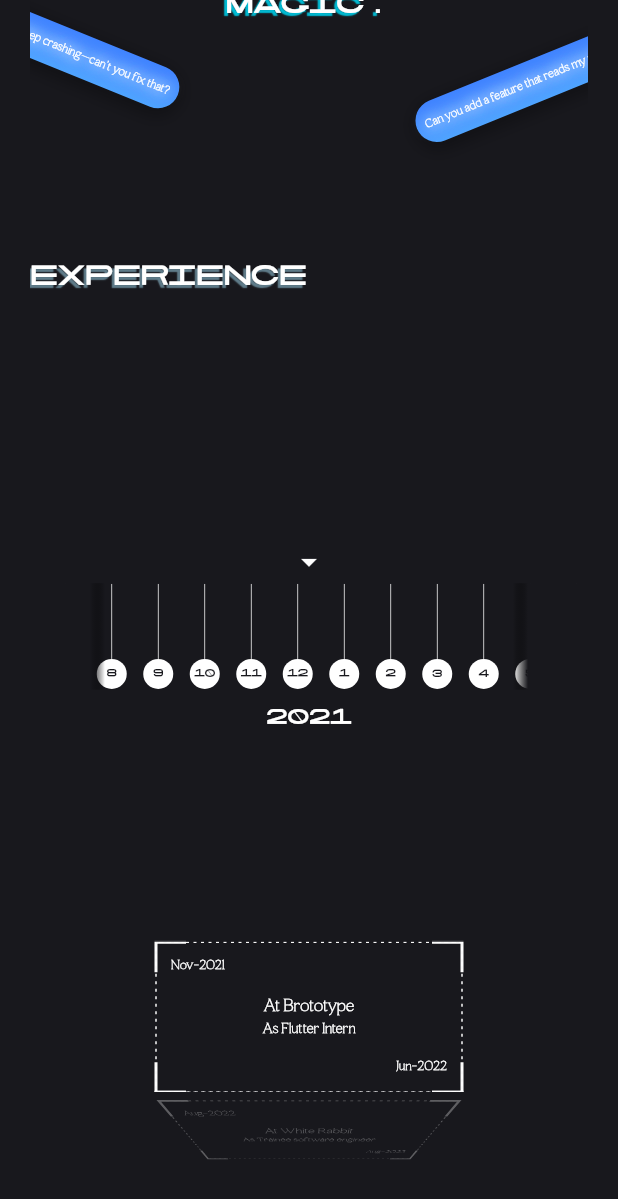
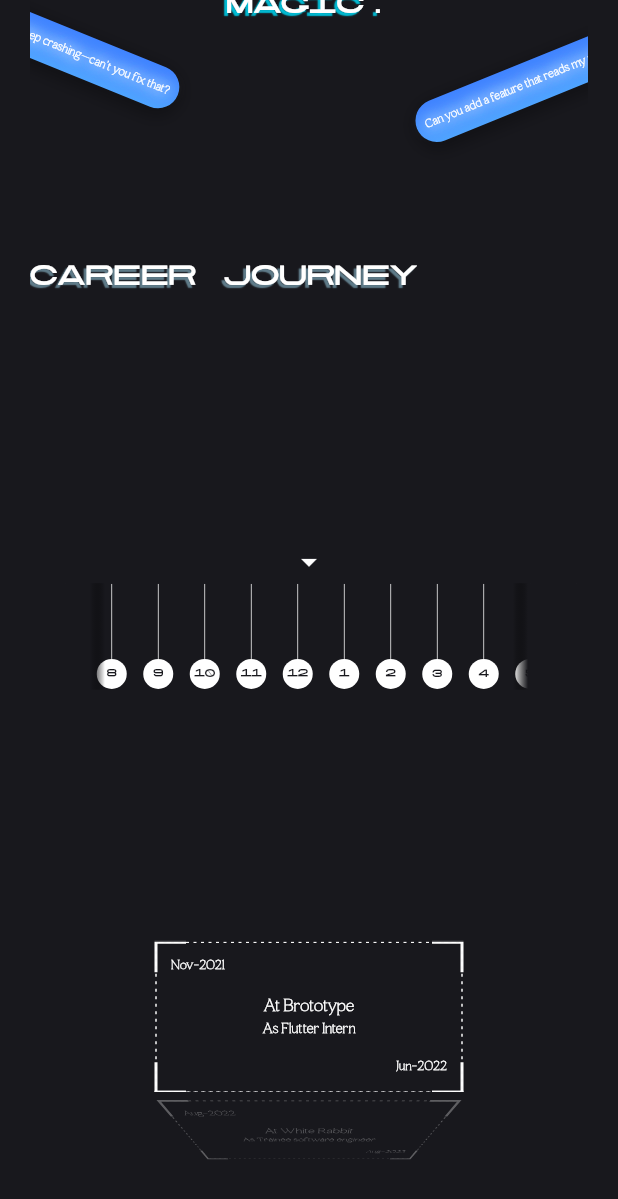
Before and after one commit to sidha6th/portfolio, a Flutter app: the screen it shows after launch, scrolled down 1152 dp, on a phone screen of 412 x 824 dp. Shown: the top 1199 px of the screen. Run offline on Flutter 3.47's test engine with Material 3 defaults, Android fonts, the phone set to English and light mode, and no system bars; drawn by our look-alikes of animated_flip_counter, dotted_border; our stand-ins replace animate_do, flutter_svg, stacked.

Commit message:
last section completed

```diff
--- a/lib/app.dart
+++ b/lib/app.dart
@@ -1,4 +1,5 @@
 import 'package:flutter/material.dart';
+import 'package:sidharth/src/core/theme/theme.dart';
 import 'package:sidharth/src/modules/dashboard/presentation/dashboard.dart';
 
 class App extends StatelessWidget {
@@ -6,8 +7,9 @@ class App extends StatelessWidget {
 
   @override
   Widget build(BuildContext context) {
-    return const MaterialApp(
-      home: Dashboard(),
+    return MaterialApp(
+      theme: theme,
+      home: const Dashboard(),
     );
   }
 }
--- a/lib/src/common/constants/colors.dart
+++ b/lib/src/common/constants/colors.dart
@@ -5,6 +5,7 @@ class AppColors {
 
   static const black = Color.fromARGB(255, 24, 24, 29);
   static const black26 = Colors.black26;
+  static const black45 = Colors.black45;
   static const white = Colors.white;
   static const offWhite = Color(0xffF8F8F8);
   static const blue = Color(0xff4083ff);
--- a/lib/src/common/constants/personal.dart
+++ b/lib/src/common/constants/personal.dart
@@ -5,6 +5,7 @@ class KPersonal {
 
   static const name = 'Sidharth';
   static const designation = 'Software engineer';
+  static const mailId = 'sidharth.rajendran.r@gmail.com';
   static const introduction =
       'Hi, I’m Sidharth, a Flutter developer with 3+ years of experience crafting seamless, high-performing cross-platform apps. Passionate about solving complex problems, building intuitive UIs, and pushing the limits of app performance. Let’s create something amazing together!';
   static final careerStartDate = DateTime(2021, 11);
@@ -33,4 +34,34 @@ class KPersonal {
       begin: DateTime(2024, 10),
     ),
   ];
+
+  static final social = [
+    const Social(
+      label: 'Instagram',
+      urlAsString: 'https://www.instagram.com/sidha6th_r/',
+    ),
+    const Social(
+      label: 'Github',
+      urlAsString: 'https://github.com/sidha6th',
+    ),
+    const Social(
+      label: 'LinkedIn',
+      urlAsString: 'https://www.linkedin.com/in/sidharth-r-9889a3219/',
+    ),
+    Social(
+      label: 'Email',
+      urlAsString: Uri(scheme: 'mailto', path: 'sidharth.rajendran.r@gmail.com')
+          .toString(),
+    ),
+  ];
 }
+
+class Social {
+  const Social({
+    required this.label,
+    required this.urlAsString,
+  });
+
+  final String label;
+  final String urlAsString;
+}
--- a/lib/src/common/constants/string.dart
+++ b/lib/src/common/constants/string.dart
@@ -5,11 +5,15 @@ class KString {
   // Misc
   static const year = '2024';
   static const whatDoIDo = 'What I do?';
+  static const findMeOn = 'Find me on';
   static const quote =
       'I code\n I debug\n and I Develop\nNo, I don’t do magic.';
 
   // Titles
-  static const experience = 'Experience';
+  static const career = 'Career Journey';
   static const portfolio = 'Portfolio © $year';
+  static const madeWithFlutter = 'Made with flutter';
+
+  // Date time format
   static const mmm_yyyy = 'MMM-yyyy';
 }
--- a/lib/src/common/model/delegate/freezed_widget_delegate.dart
+++ b/lib/src/common/model/delegate/freezed_widget_delegate.dart
@@ -6,9 +6,11 @@ class FreezedWidgetDelegate {
     required this.viewPortHeight,
     required this.childBuilder,
     this.shouldFreeze = true,
+    this.transformHitTests = false,
   });
 
   final Widget Function(FreezedMetrics metrics) childBuilder;
   final double Function(Size screenSize) viewPortHeight;
   final bool shouldFreeze;
+  final bool transformHitTests;
 }
--- a/lib/src/common/widgets/freezed_child.dart
+++ b/lib/src/common/widgets/freezed_child.dart
@@ -39,6 +39,7 @@ class _FreezedChildState extends State<FreezedChild> {
   Widget build(BuildContext context) {
     if (delegate.shouldFreeze) {
       return Transform.translate(
+        transformHitTests: delegate.transformHitTests,
         offset: Offset(0, metrics.freezedDy),
         child: delegate.childBuilder(metrics),
       );
--- a/lib/src/common/widgets/scrollable/notifiable_list_view_builder.dart
+++ b/lib/src/common/widgets/scrollable/notifiable_list_view_builder.dart
@@ -33,29 +33,25 @@ class NotifiableLisViewBuilder extends StatelessWidget {
                 child: Column(
                   children: List.generate(
                     delegates.length,
-                    (index) {
-                      final delegate = delegates[index];
-                      final child = FreezedReactiveChild(
-                        model: model,
-                        delegates: delegates,
-                        index: index,
-                        size: size,
-                      );
-                      return ConstrainedBox(
-                        constraints: BoxConstraints.expand(
-                          height: delegate.viewPortHeight(size),
-                          width: size.width,
-                        ),
-                        key: Key('$index-Freezed#Child'),
-                        child: delegate.shouldFreeze
-                            ? SizedBox(
-                                height: size.height,
-                                width: size.width,
-                                child: child,
-                              )
-                            : child,
-                      );
-                    },
+                    (index) => ConstrainedBox(
+                      key: Key('$index-Freezed#Child'),
+                      constraints: BoxConstraints.expand(
+                        height: delegates[index].viewPortHeight(size),
+                        width: size.width,
+                      ),
+                      child: ViewModelBuilder.reactive(
+                        viewModelBuilder: () => model,
+                        disposeViewModel: false,
+                        builder: (context, model, child) {
+                          return FreezedChild(
+                            delegates: delegates,
+                            scrollMetrics: model.metrics,
+                            screenSize: size,
+                            index: index,
+                          );
+                        },
+                      ),
+                    ),
                   ),
                 ),
               );
@@ -66,34 +62,3 @@ class NotifiableLisViewBuilder extends StatelessWidget {
     );
   }
 }
-
-class FreezedReactiveChild extends StatelessWidget {
-  const FreezedReactiveChild({
-    required this.model,
-    required this.delegates,
-    required this.size,
-    required this.index,
-    super.key,
-  });
-
-  final ScrollObservingViewModel model;
-  final List<FreezedWidgetDelegate> delegates;
-  final Size size;
-  final int index;
-
-  @override
-  Widget build(BuildContext context) {
-    return ViewModelBuilder.reactive(
-      viewModelBuilder: () => model,
-      disposeViewModel: false,
-      builder: (context, model, child) {
-        return FreezedChild(
-          delegates: delegates,
-          scrollMetrics: model.metrics,
-          screenSize: size,
-          index: index,
-        );
-      },
-    );
-  }
-}
--- /dev/null
+++ b/lib/src/core/theme/theme.dart
@@ -0,0 +1,9 @@
+import 'package:flutter/material.dart';
+
+final theme = ThemeData(
+  scrollbarTheme: ScrollbarThemeData(
+    thickness: WidgetStateProperty.resolveWith(
+      (states) => 0,
+    ),
+  ),
+);
--- a/lib/src/modules/dashboard/presentation/dashboard.dart
+++ b/lib/src/modules/dashboard/presentation/dashboard.dart
@@ -2,11 +2,11 @@ import 'package:flutter/material.dart';
 import 'package:sidharth/src/common/constants/colors.dart';
 import 'package:sidharth/src/common/constants/dimensions.dart';
 import 'package:sidharth/src/common/model/delegate/freezed_widget_delegate.dart';
-import 'package:sidharth/src/common/widgets/box/colored_sided_box.dart';
 import 'package:sidharth/src/common/widgets/scrollable/notifiable_list_view_builder.dart';
 import 'package:sidharth/src/modules/sections/section_1/section_1.dart';
 import 'package:sidharth/src/modules/sections/section_2/section_2.dart';
 import 'package:sidharth/src/modules/sections/section_3/section_3.dart';
+import 'package:sidharth/src/modules/sections/section_5/section_5.dart';
 
 class Dashboard extends StatelessWidget {
   const Dashboard({super.key});
@@ -39,13 +39,13 @@ class Dashboard extends StatelessWidget {
             childBuilder: ThirdSection.new,
           ),
           FreezedWidgetDelegate(
-            viewPortHeight: (screenSize) => screenSize.width * 2,
-            childBuilder: (metrics) {
-              return ColoredSizedBox(
-                height: metrics.viewPortHeight,
-                width: metrics.viewPortWidth,
-              );
-            },
+            transformHitTests: true,
+            viewPortHeight: (screenSize) =>
+                (screenSize.width > screenSize.height
+                    ? screenSize.width
+                    : screenSize.height) +
+                (screenSize.height / 2),
+            childBuilder: FifthSection.new,
           ),
         ],
       ),
--- a/lib/src/modules/sections/section_1/widgets/name_and_designation.dart
+++ b/lib/src/modules/sections/section_1/widgets/name_and_designation.dart
@@ -25,7 +25,7 @@ class NameAndDesignation extends StatelessWidget {
         mainAxisAlignment: MainAxisAlignment.center,
         children: [
           AnimatedSlide(
-            duration: KDurations.ms100,
+            duration: KDurations.ms200,
             offset: Offset(0, -_dy(maxDy)),
             child: AnimatedOpacity(
               opacity: _opacity(50),
@@ -42,7 +42,7 @@ class NameAndDesignation extends StatelessWidget {
             ),
           ),
           AnimatedSlide(
-            duration: KDurations.ms100,
+            duration: KDurations.ms200,
             offset: Offset(0, -_dy(maxDy, delay: 50)),
             child: AnimatedOpacity(
               opacity: _opacity(100),
@@ -59,7 +59,7 @@ class NameAndDesignation extends StatelessWidget {
             ),
           ),
           AnimatedSlide(
-            duration: KDurations.ms100,
+            duration: KDurations.ms200,
             offset: Offset(0, -_dy(maxDy, delay: 150)),
             child: AnimatedOpacity(
               opacity: _opacity(150),
--- a/lib/src/modules/sections/section_3/section_3.dart
+++ b/lib/src/modules/sections/section_3/section_3.dart
@@ -17,7 +17,7 @@ class ThirdSection extends StatelessWidget {
       crossAxisAlignment: CrossAxisAlignment.start,
       children: [
         TextWidget(
-          KString.experience,
+          KString.career,
           style: TextStyle(
             fontFamily: FontFamily.cindieMonoD,
             color: AppColors.white,
--- a/lib/src/modules/sections/section_3/widgets/month_arrow_indicator.dart
+++ b/lib/src/modules/sections/section_3/widgets/month_arrow_indicator.dart
@@ -1,21 +1,14 @@
 import 'package:flutter/material.dart';
 import 'package:sidharth/src/common/constants/colors.dart';
-import 'package:sidharth/src/common/widgets/animated/fade_slide_in.dart';
 
 class MonthArrowIndicator extends StatelessWidget {
   const MonthArrowIndicator({
-    required this.enteredIntoCareerTimeLine,
     super.key,
   });
 
-  final bool enteredIntoCareerTimeLine;
-
   @override
   Widget build(BuildContext context) {
-    return FadeSlideIn(
-      offset: Offset(0, enteredIntoCareerTimeLine ? 0 : -1),
-      opacity: enteredIntoCareerTimeLine ? 1 : 0,
-      child: const Row(
+    return const Row(
       mainAxisAlignment: MainAxisAlignment.center,
       children: [
         Icon(
@@ -23,7 +16,6 @@ class MonthArrowIndicator extends StatelessWidget {
           color: AppColors.white,
         ),
       ],
-      ),
     );
   }
 }
--- a/lib/src/modules/sections/section_3/widgets/time_line_calendar.dart
+++ b/lib/src/modules/sections/section_3/widgets/time_line_calendar.dart
@@ -1,3 +1,4 @@
+import 'dart:async';
 import 'dart:ui';
 
 import 'package:flutter/material.dart';
@@ -80,9 +81,7 @@ class _TimeLineCalendarState extends State<TimeLineCalendar> {
         ),
         Column(
           children: [
-            MonthArrowIndicator(
-              enteredIntoCareerTimeLine: enteredIntoCareerTimeLine,
-            ),
+            const MonthArrowIndicator(),
             TimeLineWidget(
               clampedWidth: clampedWidth,
               controller: controller,
@@ -177,10 +176,14 @@ class _TimeLineCalendarState extends State<TimeLineCalendar> {
   }
 
   Future<void> _scroll() async {
-    controller.jumpTo(
-      (widget.offset - (widget.metrics.viewPortHeight / 2)).clamp(
-        0,
-        controller.position.maxScrollExtent,
+    unawaited(
+      controller.animateTo(
+        (widget.offset - (widget.metrics.viewPortHeight / 2)).clamp(
+          0,
+          controller.position.maxScrollExtent,
+        ),
+        duration: KDurations.ms200,
+        curve: Curves.linear,
       ),
     );
   }
--- a/pubspec.yaml
+++ b/pubspec.yaml
@@ -9,11 +9,13 @@ environment:
 dependencies:
   flutter:
     sdk: flutter
+  intl: ^0.20.2
   stacked: ^3.4.4
   animate_do: ^3.3.4
+  url_launcher: ^6.3.1
+  flutter_svg: ^2.0.17
   dotted_border: ^2.1.0
   animated_flip_counter: ^0.3.4
-  intl: ^0.20.2
 
 dev_dependencies:
   flutter_test:
@@ -25,7 +27,7 @@ flutter:
   assets:
     - assets/images/jpeg/
     - assets/images/png/
-    - assets/rives/
+    - assets/images/svg/
 
   fonts:
     - family: Elgoc-Thin
```
Also changed, not shown: lib/gen/assets.gen.dart (+16 -0 lines), lib/src/modules/sections/section_5/section_5.dart (added, +161 -0 lines), lib/src/modules/sections/section_5/widgets/launchable_text_widget.dart (added, +37 -0 lines), lib/src/modules/sections/section_5/widgets/made_with_flutter_indicating_widget.dart (added, +102 -0 lines), assets/images/svg/Flutter.svg (added). Lines whose indentation alone changed are shown as unchanged.
